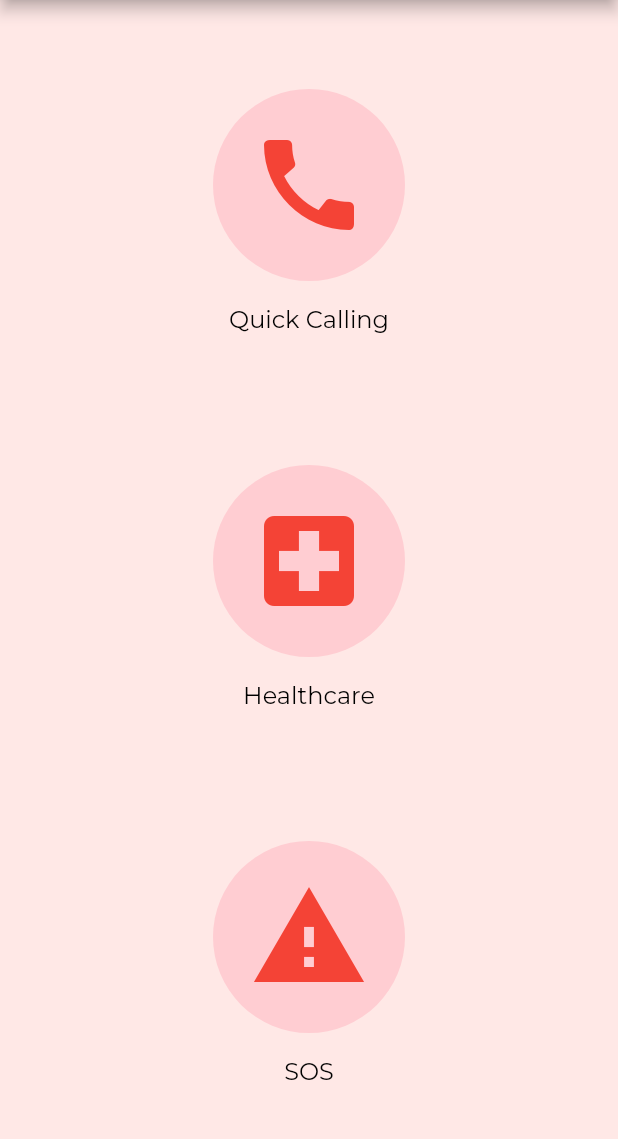
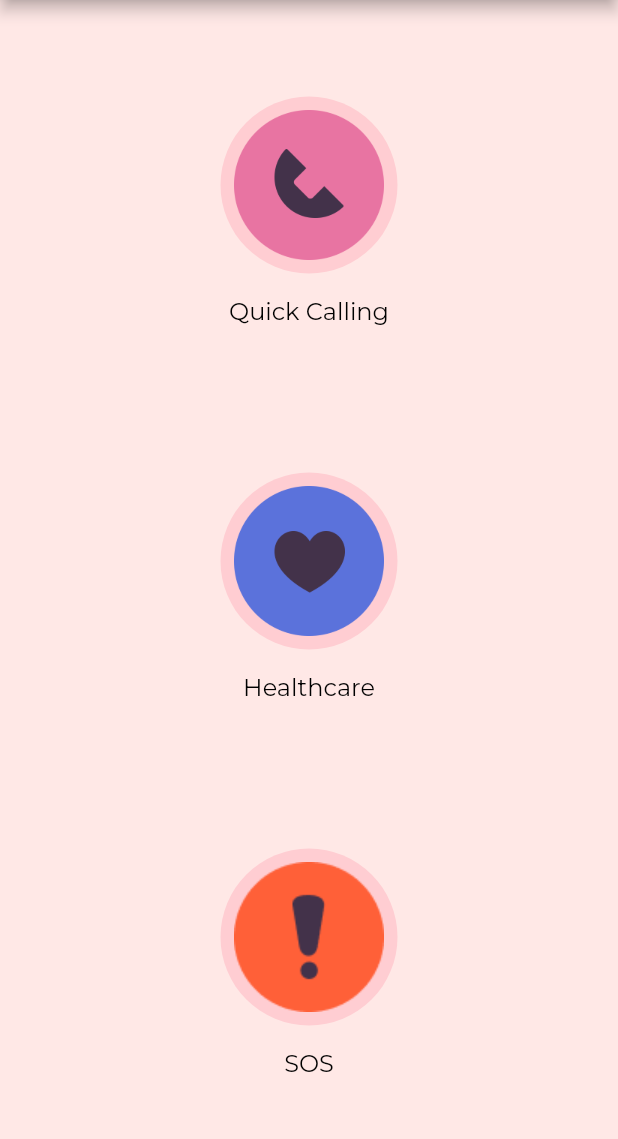
Before and after one commit to kritika601/Sahayak-DIS-Project, a Flutter app: the QuickCallingScreen screen opened directly, after a tap on "SAHAYAK", on a phone screen of 412 x 824 dp, the part 84-1223 px from its top. Run offline on Flutter 3.47's test engine with Material 2 defaults, Android fonts, the phone set to English and light mode, and no system bars; our stand-ins replace flutter_local_notifications, shared_preferences; missing offline and left inert: flutter_sms; accounts and stored records are empty.

Commit message:
icons initial

```diff
--- a/lib/main.dart
+++ b/lib/main.dart
@@ -344,14 +344,18 @@ class MainScreen extends StatelessWidget {
                           Container(
                             decoration: BoxDecoration(
                               color: Colors.red[100],
-
                               borderRadius: BorderRadius.circular(100),
                             ),
-                            padding: EdgeInsets.all(24),
-                            child: Icon(
-                              Icons.call,
-                              size: 80,
-                              color: Colors.red,
+                            padding: EdgeInsets.all(1),
+                            child: IconButton(
+                              onPressed: () {
+                                Navigator.push(
+                                  context,
+                                  MaterialPageRoute(builder: (context) => QuickCallingScreen()),
+                                );
+                              },
+                              icon: Image.asset('assets/Call_icon.png'),
+                              iconSize: 100,
                             ),
                           ),
                           SizedBox(height: 16),
@@ -385,11 +389,16 @@ class MainScreen extends StatelessWidget {
                               color: Colors.red[100],
                               borderRadius: BorderRadius.circular(100),
                             ),
-                            padding: EdgeInsets.all(24),
-                            child: Icon(
-                              Icons.local_hospital,
-                              size: 80,
-                              color: Colors.red,
+                            padding: EdgeInsets.all(1),
+                            child: IconButton(
+                              onPressed: () {
+                                Navigator.push(
+                                  context,
+                                  MaterialPageRoute(builder: (context) => HealthcareScreen()),
+                                );
+                              },
+                              icon: Image.asset('assets/Healthcare_icon.png'),
+                              iconSize: 100,
                             ),
                           ),
                           SizedBox(height: 16),
@@ -443,11 +452,30 @@ class MainScreen extends StatelessWidget {
                               color: Colors.red[100],
                               borderRadius: BorderRadius.circular(100),
                             ),
-                            padding: EdgeInsets.all(24),
-                            child: Icon(
-                              Icons.warning,
-                              size: 80,
-                              color: Colors.red,
+                            padding: EdgeInsets.all(1),
+                            child: IconButton(
+                              onPressed: () async {
+                                // Read emergency contact and contacts list from storage
+                                SharedPreferences prefs = await SharedPreferences.getInstance();
+                                String emergencyNumber = prefs.getString('emergency_contact') ?? '911';
+                                List<String> recipients = List<String>.from(prefs.getStringList('emergency_contacts') ?? []);
+                                print(emergencyNumber);
+                                print(recipients.toString());
+                                // Call emergency contact
+                                launch("tel:$emergencyNumber");
+
+                                // Send emergency SMS
+                                String message = 'Emergency! Please help me!'; // Change this to your emergency SMS message
+                                recipients.forEach((recipient) async {
+                                  String _result = await sendSMS(
+                                    message: message,
+                                    recipients: [recipient],
+                                  );
+                                  print(_result);
+                                });
+                              },
+                              icon: Image.asset('assets/SOS_icon.png'),
+                              iconSize: 100,
                             ),
                           ),
                           SizedBox(height: 16),
@@ -574,8 +602,9 @@ class _QuickCallingScreenState extends State<QuickCallingScreen> {
   @override
   Widget build(BuildContext context) {
     return Scaffold(
+      backgroundColor: Color.fromRGBO(240, 159, 191, 1),
       appBar: AppBar(
-        backgroundColor: Colors.white,
+        backgroundColor: Color.fromRGBO(255, 232, 230, 1),
         title: Row(
           mainAxisAlignment: MainAxisAlignment.spaceAround,
           children: [
```
Also changed, not shown: pubspec.yaml (+5 -3 lines), assets/Call_icon.png (added), assets/Healthcare_icon.png (added), assets/SOS_icon.png (added).
